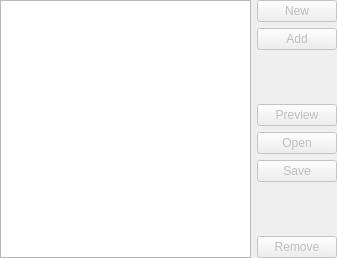
Old version of the form src/gui/entry/EntryAttachmentsWidget.ui in the repository OpenVireo/openvireo.
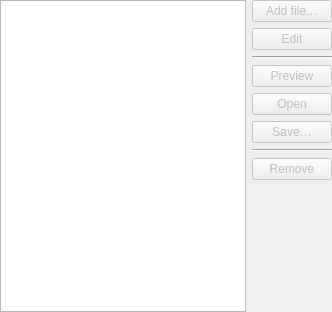
New version of the form.

Commit message:
Refactor attachment handling system with enhanced UI (#12085)
* Renamed NewEntryAttachmentsDialog to EditEntryAttachmentsDialog for clarity.
* Introduced EditEntryAttachmentsDialog class to manage editing of existing attachments.
* Added functionality to preview attachments while editing them.
* Enhanced EntryAttachmentsModel with rowByKey method for better key management.
* Add image attachment support with zoom functionality.
* Add html and markdown detection.
* Improve button layout on the attachment section when editing an entry

```diff
--- a/src/gui/entry/EntryAttachmentsWidget.ui
+++ b/src/gui/entry/EntryAttachmentsWidget.ui
@@ -6,8 +6,8 @@
    <rect>
     <x>0</x>
     <y>0</y>
-    <width>337</width>
-    <height>258</height>
+    <width>332</width>
+    <height>312</height>
    </rect>
   </property>
   <property name="windowTitle">
@@ -47,7 +47,7 @@
    </item>
    <item>
     <widget class="QWidget" name="actionsWidget" native="true">
-     <layout class="QVBoxLayout" name="verticalLayout" stretch="0,0,1,0,0,0,1,0,0">
+     <layout class="QVBoxLayout" name="verticalLayout" stretch="0,0,0,0,0,0,0,0,0">
       <property name="leftMargin">
        <number>0</number>
       </property>
@@ -60,16 +60,6 @@
       <property name="bottomMargin">
        <number>0</number>
       </property>
-      <item>
-       <widget class="QPushButton" name="newAttachmentButton">
-        <property name="enabled">
-         <bool>false</bool>
-        </property>
-        <property name="text">
-         <string>New</string>
-        </property>
-       </widget>
-      </item>
       <item>
        <widget class="QPushButton" name="addAttachmentButton">
         <property name="enabled">
@@ -79,22 +69,26 @@
          <string>Add new attachment</string>
         </property>
         <property name="text">
-         <string>Add</string>
+         <string>Add file…</string>
         </property>
        </widget>
       </item>
       <item>
-       <spacer name="previewVSpacer">
+       <widget class="QPushButton" name="editAttachmentButton">
+        <property name="enabled">
+         <bool>false</bool>
+        </property>
+        <property name="text">
+         <string>Edit</string>
+        </property>
+       </widget>
+      </item>
+      <item>
+       <widget class="Line" name="editPreviewLine">
         <property name="orientation">
-         <enum>Qt::Vertical</enum>
+         <enum>Qt::Horizontal</enum>
         </property>
-        <property name="sizeHint" stdset="0">
-         <size>
-          <width>20</width>
-          <height>40</height>
-         </size>
-        </property>
-       </spacer>
+       </widget>
       </item>
       <item>
        <widget class="QPushButton" name="previewAttachmentButton">
@@ -128,22 +122,19 @@
          <string>Save selected attachment to disk</string>
         </property>
         <property name="text">
-         <string>Save</string>
+         <string>Save…</string>
         </property>
        </widget>
       </item>
       <item>
-       <spacer name="verticalSpacer_2">
+       <widget class="Line" name="previewRemoveLine">
+        <property name="enabled">
+         <bool>true</bool>
+        </property>
         <property name="orientation">
-         <enum>Qt::Vertical</enum>
+         <enum>Qt::Horizontal</enum>
         </property>
-        <property name="sizeHint" stdset="0">
-         <size>
-          <width>20</width>
-          <height>173</height>
-         </size>
-        </property>
-       </spacer>
+       </widget>
       </item>
       <item>
        <widget class="QPushButton" name="removeAttachmentButton">
@@ -164,7 +155,7 @@
          <enum>Qt::Vertical</enum>
         </property>
         <property name="sizeType">
-         <enum>QSizePolicy::Minimum</enum>
+         <enum>QSizePolicy::Expanding</enum>
         </property>
         <property name="sizeHint" stdset="0">
          <size>
```
The commit also changes 53 other files.
